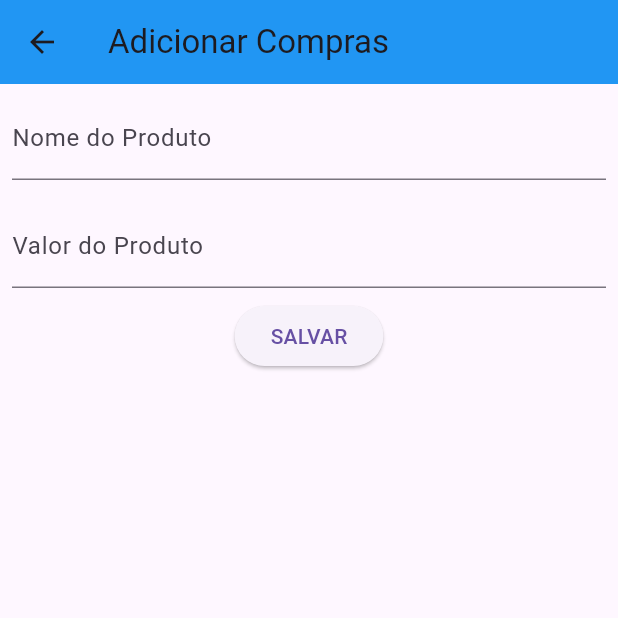
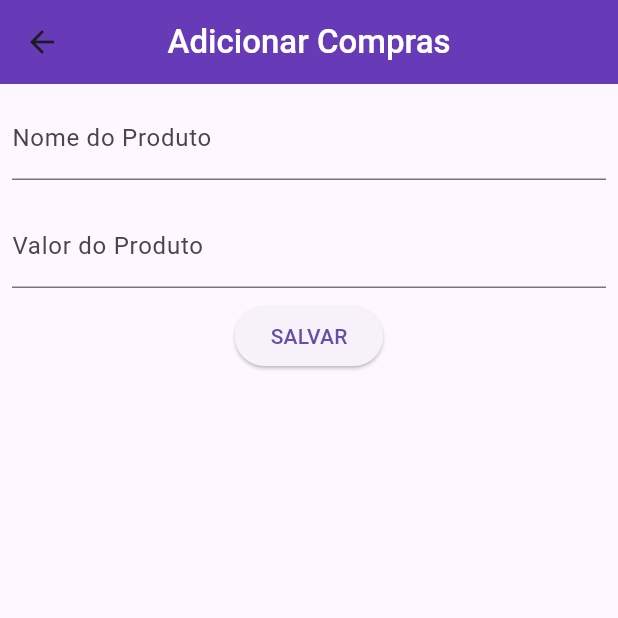
Before and after one commit to rodriguesiad/dispositivos-moveis-a1-dart, a Flutter app: the screen it shows after launch, after a tap on the "add" icon, on a phone screen of 412 x 824 dp, the top half of it. Run offline on Flutter 3.47's test engine with Material 3 defaults, Android fonts, the phone set to English and light mode, and no system bars.

Commit message:
Altera estilo

```diff
--- a/lib/main.dart
+++ b/lib/main.dart
@@ -12,7 +12,7 @@ class ListaComprasApp extends StatelessWidget {
   Widget build(BuildContext context) {
     return MaterialApp(
       title: 'Lista de Compras',
-      theme: ThemeData(primarySwatch: Colors.blue),
+      theme: ThemeData(primarySwatch: Colors.deepPurple),
       home: const ListaComprasPage(),
     );
   }
--- a/lib/pages/formulario_page.dart
+++ b/lib/pages/formulario_page.dart
@@ -11,8 +11,12 @@ class FormularioPage extends StatelessWidget {
   Widget build(BuildContext context) {
     return Scaffold(
       appBar: AppBar(
-        title: Text(produtoExistente == null ? "Adicionar Compras" : "Editar Produto"),
-        backgroundColor: Colors.blue,
+        title: Text(
+          produtoExistente == null ? "Adicionar Compras" : "Editar Produto",
+          style: TextStyle(fontWeight: FontWeight.w500, color: Colors.white),
+        ),
+        centerTitle: true,
+        backgroundColor: Colors.deepPurple,
       ),
       body: FormCompras(produtoInicial: produtoExistente),
     );
--- a/lib/pages/lista_compras_page.dart
+++ b/lib/pages/lista_compras_page.dart
@@ -39,8 +39,12 @@ class _ListaComprasPageState extends State<ListaComprasPage> {
   Widget build(BuildContext context) {
     return Scaffold(
       appBar: AppBar(
-        title: const Text("Lista de Compras"),
-        backgroundColor: Colors.blue,
+        backgroundColor: Colors.deepPurple,
+        centerTitle: true,
+        title: const Text(
+          "Lista de Compras",
+          style: TextStyle(fontWeight: FontWeight.w500, color: Colors.white),
+        ),
       ),
       body:
           listaProdutos.isEmpty
```
